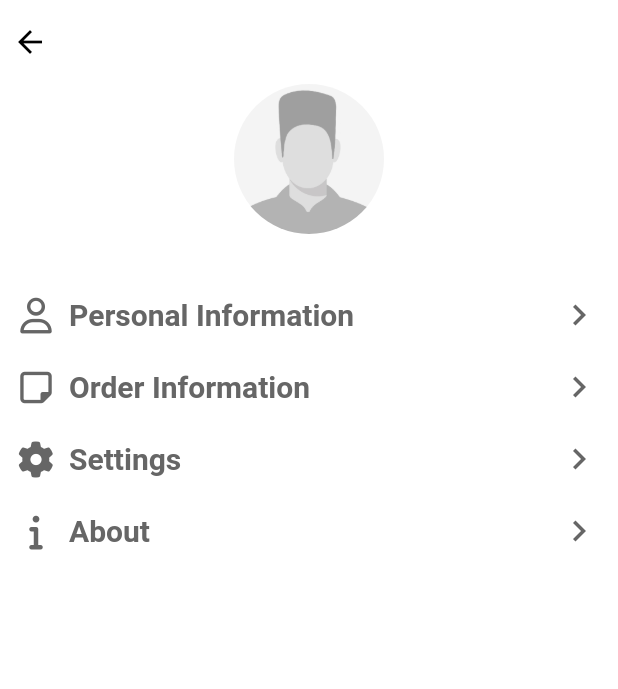
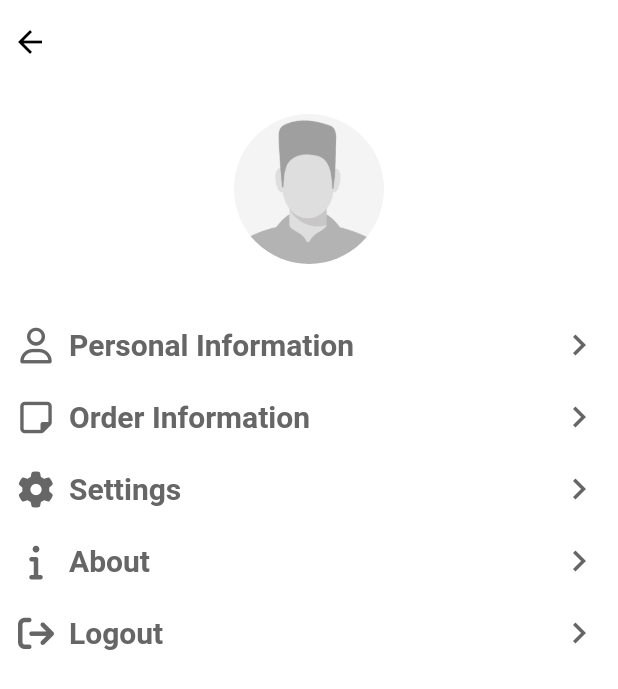
Before and after one commit to ptahsam/vege_food, a Flutter app: the ProfileScreen screen opened directly, on a phone screen of 412 x 824 dp. Shown: the top 689 px of the screen. Run offline on Flutter 3.47's test engine with Material 2 defaults, Android fonts, the phone set to English and light mode, and no system bars; our stand-ins replace extended_image, fluttertoast, font_awesome_flutter, material_design_icons_flutter, page_transition, shared_preferences; accounts and stored records are empty; network calls fail.

Commit message:
First Commit

```diff
--- a/lib/Assistants/assistantMethods.dart
+++ b/lib/Assistants/assistantMethods.dart
@@ -53,6 +53,9 @@ class AssistantMethods {
     if(response != "failed" && response != "NOT_REGISTERED"){
       User user = User.fromJson(response);
 
+      Provider.of<AppData>(context, listen: false).updateUser(user);
+    }else{
+      User user = User();
       Provider.of<AppData>(context, listen: false).updateUser(user);
     }
   }
--- a/lib/screens/profile_screen.dart
+++ b/lib/screens/profile_screen.dart
@@ -3,8 +3,10 @@ import 'package:flutter/material.dart';
 import 'package:font_awesome_flutter/font_awesome_flutter.dart';
 import 'package:page_transition/page_transition.dart';
 import 'package:provider/provider.dart';
+import 'package:vege_food/Assistants/assistantMethods.dart';
 import 'package:vege_food/DataHandler/appdata.dart';
 import 'package:vege_food/auth/auth.dart';
+import 'package:vege_food/config/config.dart';
 import 'package:vege_food/config/palette.dart';
 import 'package:vege_food/sharedWidgets/personal_info.dart';
 
@@ -52,7 +54,7 @@ class _ProfileScreenState extends State<ProfileScreen> {
       ),
       body: Container(
         height: MediaQuery.of(context).size.height,
-        padding: EdgeInsets.symmetric(horizontal: 12.0),
+        padding: EdgeInsets.only(left: 12.0, right: 12.0, top: 20.0),
         child: Column(
           children: [
             Center(
@@ -194,6 +196,46 @@ class _ProfileScreenState extends State<ProfileScreen> {
                 ],
               ),
             ),
+            InkWell(
+              onTap: (){
+                saveUserId('');
+                AssistantMethods.getUserData(context, '');
+                setState(() {
+
+                });
+              },
+              child: Container(
+                padding: EdgeInsets.only(top: 20.0),
+                child: Row(
+                  mainAxisAlignment: MainAxisAlignment.spaceBetween,
+                  children: [
+                    Row(
+                      children: [
+                        Icon(
+                          FontAwesomeIcons.signOut,
+                          color: Palette.black6,
+                          size: 24.0,
+                        ),
+                        SizedBox(width: 10.0,),
+                        Text(
+                          "Logout",
+                          style: TextStyle(
+                              fontSize: 20.0,
+                              fontWeight: FontWeight.w600,
+                              color: Palette.black6
+                          ),
+                        ),
+                      ],
+                    ),
+                    Icon(
+                      Icons.keyboard_arrow_right_outlined,
+                      size: 28.0,
+                      color: Palette.black6,
+                    ),
+                  ],
+                ),
+              ),
+            ),
           ],
         ),
       ),
```
